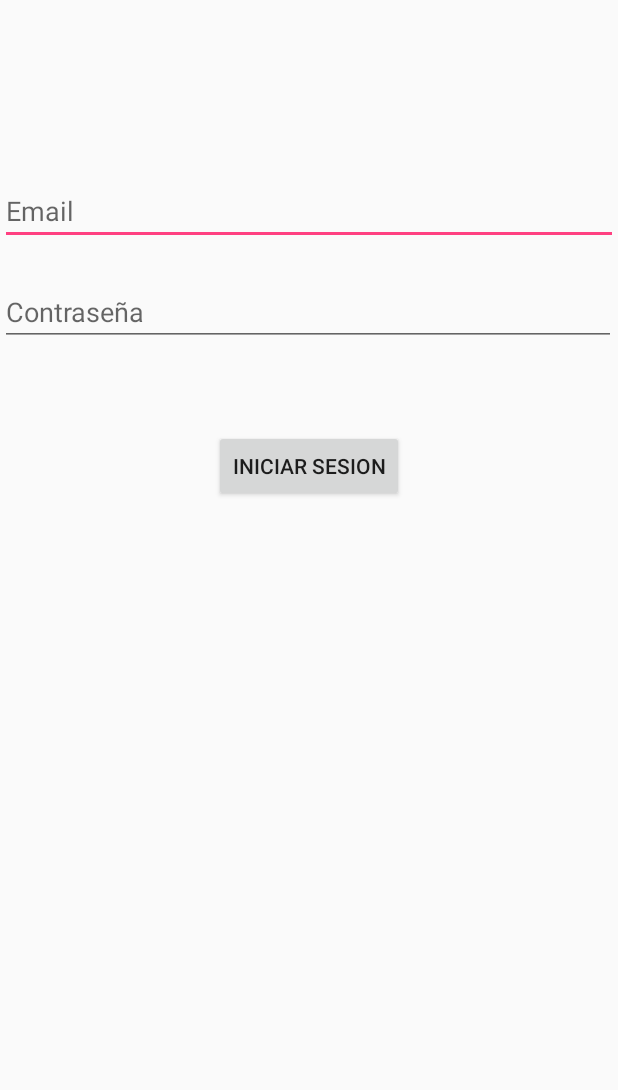
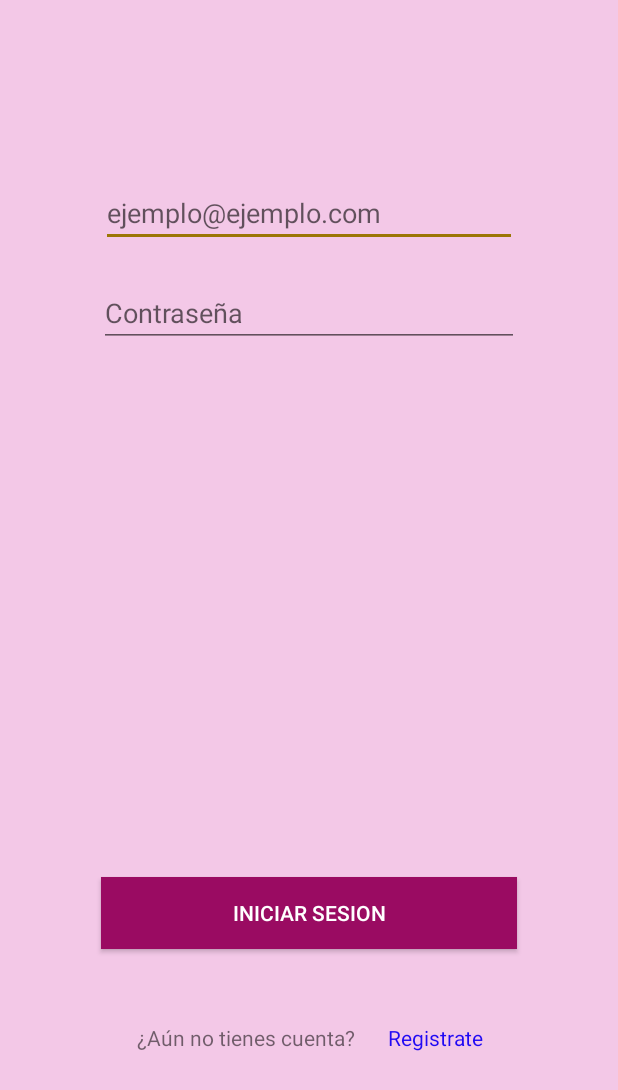
Before and after one commit to diemp94/5Estrellas, an Android app: the LoginActivity screen opened directly, with no data from a screen before it, on a phone screen of 412 x 824 dp. Shown: the top 1090 px of the screen. Run offline under Robolectric (Android 15) with nearby library versions, the phone set to English and light mode, and no system bars; our stand-ins replace Firebase (no records; nobody signed in at launch, a user with empty details on screens opened directly).

Commit message:
Version 0.1.6 Diseño Login
se cambio el diseño del login activity y se corrigieron algunos errores del login, sin embargo aun falta por corregir un caso de uso

```diff
--- a/app/src/main/java/com/proyecto/diego/a5estrellas/Activities/LoginActivity.java
+++ b/app/src/main/java/com/proyecto/diego/a5estrellas/Activities/LoginActivity.java
@@ -12,6 +12,7 @@ import android.util.Patterns;
 import android.view.View;
 import android.widget.Button;
 import android.widget.EditText;
+import android.widget.TextView;
 import android.widget.Toast;
 
 import com.google.android.gms.tasks.OnCompleteListener;
@@ -26,9 +27,11 @@ import java.util.EmptyStackException;
 public class LoginActivity extends AppCompatActivity {
 
     private SharedPreferences prefs;
+    String userFireBaseVerification;
     FirebaseAuth.AuthStateListener mAuthlistener;
     Button btnLogin;
     EditText editTextEmail, editTextPass;
+    TextView txtViewGoToRegister, txtViewLoginWarning;
 
     @Override
     protected void onCreate(Bundle savedInstanceState) {
@@ -45,12 +48,14 @@ public class LoginActivity extends AppCompatActivity {
                 String email = editTextEmail.getText().toString();
                 String password = editTextPass.getText().toString();
 
+
                 if (login(email, password)) {
                     FirebaseAuth.getInstance().signInWithEmailAndPassword(email,password).addOnCompleteListener(new OnCompleteListener<AuthResult>() {
                         @Override
                         public void onComplete(@NonNull Task<AuthResult> task) {
                             if(!task.isSuccessful()){
-                                Toast.makeText(LoginActivity.this,"Usuario no registrado",Toast.LENGTH_LONG).show();
+                                txtViewLoginWarning.setText("Contraseña Incorrecta");
+                                //Toast.makeText(LoginActivity.this,"Usuario no registrado",Toast.LENGTH_LONG).show();
                             }
                         }
                     });
@@ -74,6 +79,14 @@ public class LoginActivity extends AppCompatActivity {
             }
         };
 
+        txtViewGoToRegister.setOnClickListener(new View.OnClickListener() {
+            @Override
+            public void onClick(View view) {
+                Intent intentGoToRegister = new Intent(LoginActivity.this,RegisterActivity.class);
+                startActivity(intentGoToRegister);
+            }
+        });
+
     }
 
 
@@ -81,6 +94,9 @@ public class LoginActivity extends AppCompatActivity {
         btnLogin = (Button) findViewById(R.id.btn_Login);
         editTextEmail = (EditText) findViewById(R.id.editText_email);
         editTextPass = (EditText) findViewById(R.id.editText_pass);
+        txtViewGoToRegister = (TextView) findViewById(R.id.textViewGotoRegister);
+        txtViewLoginWarning = (TextView) findViewById(R.id.textViewLoginWarning);
+
     }
 
     //Este metodo aun no se implementa
@@ -99,7 +115,8 @@ public class LoginActivity extends AppCompatActivity {
             Toast.makeText(this,"Ingresa Email Válido",Toast.LENGTH_LONG).show();
             return false;
         }else if (!isValidPass(pass)){
-            Toast.makeText(this,"La contraseña tiene que tener mas de 5 caracteres",Toast.LENGTH_LONG).show();
+            txtViewLoginWarning.setText("La contraseña tiene que tener mas de 5 caracteres");
+            //Toast.makeText(this,"La contraseña tiene que tener mas de 5 caracteres",Toast.LENGTH_LONG).show();
             return false;
         }else {
             return true;
--- a/app/src/main/java/com/proyecto/diego/a5estrellas/Activities/MainActivity.java
+++ b/app/src/main/java/com/proyecto/diego/a5estrellas/Activities/MainActivity.java
@@ -38,9 +38,9 @@ public class MainActivity extends AppCompatActivity  {
         //se implementa el tab_layout
         TabLayout tabLayout = (TabLayout) findViewById(R.id.tabLayout);
         //tabLayout.addTab(tabLayout.newTab().setIcon(R.mipmap.ic_launcher));
-        tabLayout.addTab(tabLayout.newTab().setText("Tab 1"));
-        tabLayout.addTab(tabLayout.newTab().setText("Tab 2"));
-        tabLayout.addTab(tabLayout.newTab().setText("Tab 3"));
+        tabLayout.addTab(tabLayout.newTab().setText("Inicio"));
+        tabLayout.addTab(tabLayout.newTab().setText("Noticias"));
+        tabLayout.addTab(tabLayout.newTab().setText("Mi Lista"));
         tabLayout.setTabGravity(TabLayout.GRAVITY_FILL);
 
         final ViewPager viewPager = (ViewPager) findViewById(R.id.viewPager);
@@ -94,6 +94,7 @@ public class MainActivity extends AppCompatActivity  {
 
             @Override
             public boolean onQueryTextChange(String newText) {
+
                 return false;
             }
         });
--- a/app/src/main/res/layout/activity_description.xml
+++ b/app/src/main/res/layout/activity_description.xml
@@ -10,8 +10,10 @@
         android:id="@+id/imageViewDescription"
         android:layout_width="0dp"
         android:layout_height="325dp"
-        android:scaleType="fitXY"
+        android:scaleType="centerCrop"
+        android:background="#7F7979"
         android:layout_marginBottom="13dp"
+        android:elevation="4dp"
         app:layout_constraintBottom_toTopOf="@+id/textViewNameDescription"
         app:layout_constraintEnd_toEndOf="parent"
         app:layout_constraintStart_toStartOf="parent"
--- a/app/src/main/res/layout/activity_login.xml
+++ b/app/src/main/res/layout/activity_login.xml
@@ -4,39 +4,84 @@
     xmlns:tools="http://schemas.android.com/tools"
     android:layout_width="match_parent"
     android:layout_height="match_parent"
-    tools:context="com.proyecto.diego.a5estrellas.Activities.LoginActivity">
+    android:background="#F3C8E7"
+    tools:context="com.proyecto.diego.a5estrellas.Activities.LoginActivity"
+    tools:layout_editor_absoluteY="25dp">
 
     <EditText
         android:id="@+id/editText_email"
-        android:layout_width="match_parent"
+        android:layout_width="0dp"
         android:layout_height="wrap_content"
-        android:layout_marginTop="118dp"
+        android:layout_marginBottom="21dp"
+        android:layout_marginEnd="67dp"
+        android:layout_marginStart="67dp"
         android:ems="10"
-        android:hint="Email"
+        android:hint="ejemplo@ejemplo.com"
         android:inputType="textPersonName"
+        android:textColor="#FFF"
+        app:layout_constraintBottom_toTopOf="@+id/editText_pass"
+        app:layout_constraintEnd_toEndOf="parent"
+        app:layout_constraintStart_toStartOf="parent" />
+
+    <EditText
+        android:id="@+id/editText_pass"
+        android:layout_width="0dp"
+        android:layout_height="wrap_content"
+        android:layout_marginEnd="66dp"
+        android:layout_marginStart="66dp"
+        android:layout_marginTop="186dp"
+        android:ems="10"
+        android:hint="Contraseña"
+        android:inputType="textPassword"
+        android:textColor="#FFF"
         app:layout_constraintEnd_toEndOf="parent"
         app:layout_constraintStart_toStartOf="parent"
         app:layout_constraintTop_toTopOf="parent" />
 
-    <EditText
-        android:id="@+id/editText_pass"
-        android:layout_width="match_parent"
-        android:layout_height="wrap_content"
-        android:layout_marginEnd="1dp"
-        android:layout_marginTop="22dp"
-        android:ems="10"
-        android:hint="Contraseña"
-        android:inputType="textPassword"
-        app:layout_constraintEnd_toEndOf="@+id/editText_email"
-        app:layout_constraintTop_toBottomOf="@+id/editText_email" />
-
     <Button
         android:id="@+id/btn_Login"
+        android:layout_width="0dp"
+        android:layout_height="wrap_content"
+        android:layout_marginBottom="191dp"
+        android:layout_marginEnd="67dp"
+        android:layout_marginStart="67dp"
+        android:background="@color/colorPrimary"
+        android:text="Iniciar Sesion"
+        android:textColor="#FFF"
+        app:layout_constraintBottom_toBottomOf="parent"
+        app:layout_constraintEnd_toEndOf="parent"
+        app:layout_constraintStart_toStartOf="parent" />
+
+    <TextView
+        android:id="@+id/textViewLoginWarning"
         android:layout_width="wrap_content"
         android:layout_height="wrap_content"
-        android:layout_marginTop="56dp"
-        android:text="Iniciar Sesion"
+        android:layout_marginStart="12dp"
+        android:textColor="#FD0202"
+        app:layout_constraintStart_toStartOf="@+id/editText_pass"
+        app:layout_constraintTop_toBottomOf="@+id/editText_pass" />
+
+    <TextView
+        android:id="@+id/textView2"
+        android:layout_width="wrap_content"
+        android:layout_height="wrap_content"
+        android:layout_marginEnd="22dp"
+        android:layout_marginStart="1dp"
+        android:layout_marginTop="49dp"
+        android:text="¿Aún no tienes cuenta?"
+        app:layout_constraintEnd_toStartOf="@+id/textViewGotoRegister"
+        app:layout_constraintHorizontal_chainStyle="packed"
+        app:layout_constraintStart_toStartOf="parent"
+        app:layout_constraintTop_toBottomOf="@+id/btn_Login" />
+
+    <TextView
+        android:id="@+id/textViewGotoRegister"
+        android:layout_width="wrap_content"
+        android:layout_height="wrap_content"
+        android:clickable="true"
+        android:text="Registrate"
+        android:textColor="#2009F4"
+        app:layout_constraintBaseline_toBaselineOf="@+id/textView2"
         app:layout_constraintEnd_toEndOf="parent"
-        app:layout_constraintStart_toStartOf="parent"
-        app:layout_constraintTop_toBottomOf="@+id/editText_pass" />
+        app:layout_constraintStart_toEndOf="@+id/textView2" />
 </android.support.constraint.ConstraintLayout>
--- a/app/src/main/res/values/colors.xml
+++ b/app/src/main/res/values/colors.xml
@@ -1,6 +1,6 @@
 <?xml version="1.0" encoding="utf-8"?>
 <resources>
-    <color name="colorPrimary">#3F51B5</color>
-    <color name="colorPrimaryDark">#303F9F</color>
-    <color name="colorAccent">#FF4081</color>
+    <color name="colorPrimary">#9A0B62</color>
+    <color name="colorPrimaryDark">#CC599F</color>
+    <color name="colorAccent">#9B7606</color>
 </resources>
```
